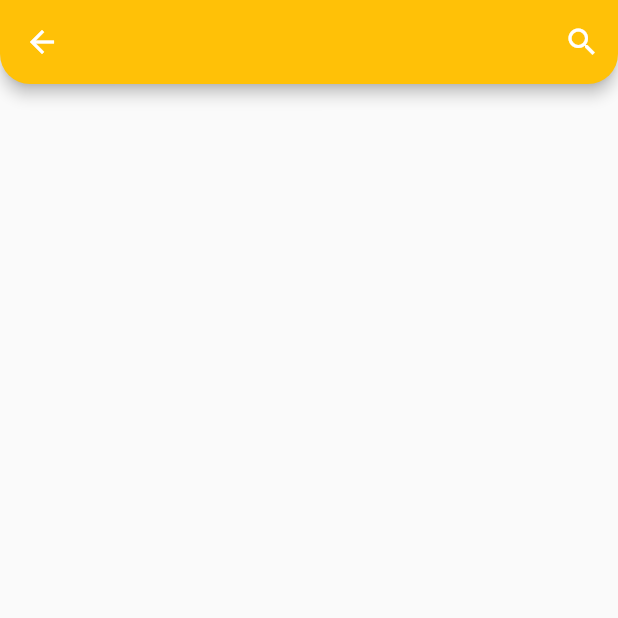
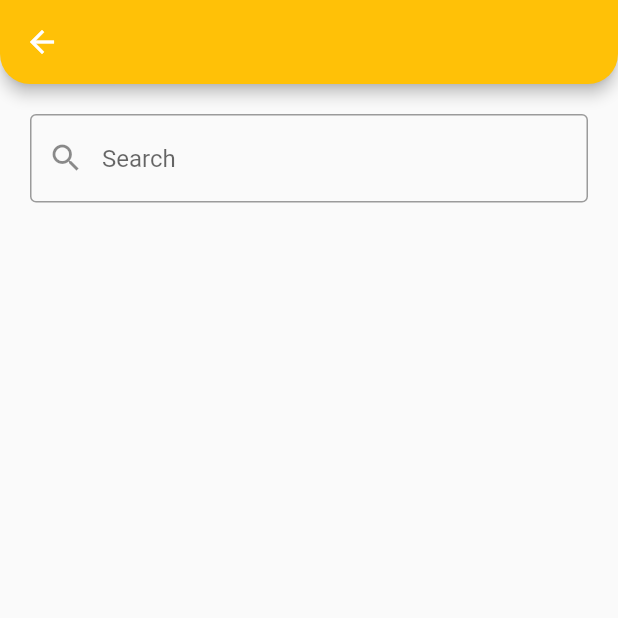
Before and after one commit to abhijithn585/studentdata, a Flutter app: the screen it shows after launch, on a phone screen of 412 x 824 dp, the top half of it. Run offline on Flutter 3.47's test engine with Material 2 defaults, Android fonts, the phone set to English and light mode, and no system bars; our stand-ins replace hive, hive_flutter, image_picker; accounts and stored records are empty.

```diff
--- a/lib/db/functions/db_functions.dart
+++ b/lib/db/functions/db_functions.dart
@@ -8,13 +8,11 @@ ValueNotifier<List<StudentModel>> studentListNotifier = ValueNotifier([]);
 Future<void> addStudent(StudentModel value) async {
   final studentDB = await Hive.openBox<StudentModel>('student_db');
   await studentDB.add(value);
-  // value.id = _id;
-
   studentListNotifier.value.add(value);
   studentListNotifier.notifyListeners();
 }
 
-Future<void> getAllStudents() async {
+getAllStudents() async {
   final studentDB = await Hive.openBox<StudentModel>('student_db');
   studentListNotifier.value.clear();
   studentListNotifier.value.addAll(studentDB.values);
--- a/lib/screens/widgets/edit_student_list.dart
+++ b/lib/screens/widgets/edit_student_list.dart
@@ -117,6 +117,7 @@ class _EditStudentListState extends State<EditStudentList> {
                       Padding(
                         padding: const EdgeInsets.all(8.0),
                         child: TextField(
+                          maxLength: 10,
                           controller: _numberController,
                           decoration: const InputDecoration(
                               border: OutlineInputBorder(), hintText: 'Number'),
--- a/lib/screens/widgets/list_student_widget.dart
+++ b/lib/screens/widgets/list_student_widget.dart
@@ -4,6 +4,7 @@ import 'package:flutter/material.dart';
 import 'package:flutter_application_1/db/functions/db_functions.dart';
 import 'package:flutter_application_1/screens/widgets/add_student_widgets.dart';
 import 'package:flutter_application_1/screens/widgets/edit_student_list.dart';
+import 'package:flutter_application_1/screens/widgets/student_details.dart';
 import '../../db/model/data_model.dart';
 
 class ListStudentWidget extends StatefulWidget {
@@ -14,6 +15,32 @@ class ListStudentWidget extends StatefulWidget {
 }
 
 class _ListStudentWidgetState extends State<ListStudentWidget> {
+  String search = '';
+  List<StudentModel> searchedList = [];
+
+  loadStudent() async {
+    final allStudents = await getAllStudents();
+    setState(() {
+      searchedList = allStudents;
+    });
+  }
+
+  @override
+  void initState() {
+    searchResult();
+    loadStudent();
+    super.initState();
+  }
+
+  void searchResult() {
+    setState(() {
+      searchedList = studentListNotifier.value
+          .where((StudentModel) =>
+              StudentModel.name.toLowerCase().contains(search.toLowerCase()))
+          .toList();
+    });
+  }
+
   @override
   Widget build(BuildContext context) {
     getAllStudents();
@@ -29,16 +56,36 @@ class _ListStudentWidgetState extends State<ListStudentWidget> {
               ));
             },
             icon: Icon(Icons.arrow_back)),
-        actions: [IconButton(onPressed: () {}, icon: Icon(Icons.search))],
+        // actions: [IconButton(onPressed: () {}, icon: Icon(Icons.search))],
       ),
-      body: ValueListenableBuilder(
+      body: Column(
+        children: [
+          Padding(
+            padding: const EdgeInsets.all(20.0),
+            child: TextFormField(
+                decoration: const InputDecoration(
+                    border: OutlineInputBorder(),
+                    hintText: 'Search',
+                    prefixIcon: Icon(Icons.search)),
+                onChanged: (value) {
+                  setState(() {
+                    search = value;
+                  });
+                  searchResult();
+                }),
+          ),
+          Expanded(
+            child: ValueListenableBuilder(
               valueListenable: studentListNotifier,
-        builder:
-            (BuildContext ctx, List<StudentModel> studentList, Widget? child) {
+              builder: (BuildContext ctx, List<StudentModel> studentList,
+                  Widget? child) {
                 return ListView.separated(
                     itemBuilder: (ctx, index) {
-                final data = studentList[index];
+                      final data = searchedList[index];
                       return ListTile(
+                        onTap: () {
+                          navigator(context, data);
+                        },
                         title: Text(data.name),
                         subtitle: Text(data.age),
                         leading: CircleAvatar(
@@ -77,9 +124,20 @@ class _ListStudentWidgetState extends State<ListStudentWidget> {
                     separatorBuilder: (ctx, index) {
                       return const Divider();
                     },
-              itemCount: studentList.length);
+                    itemCount: searchedList.length);
               },
+            ),
+          ),
+        ],
       ),
     );
   }
+
+  navigator(BuildContext context, StudentModel student) {
+    Navigator.push(
+        context,
+        MaterialPageRoute(
+          builder: (context) => StudentDetails(student: student),
+        ));
   }
+}
```
Also changed, not shown: lib/screens/widgets/add_student_widgets.dart (+22 -5 lines), lib/screens/widgets/student_details.dart (added, +88 -0 lines). Lines whose indentation alone changed are shown as unchanged.
